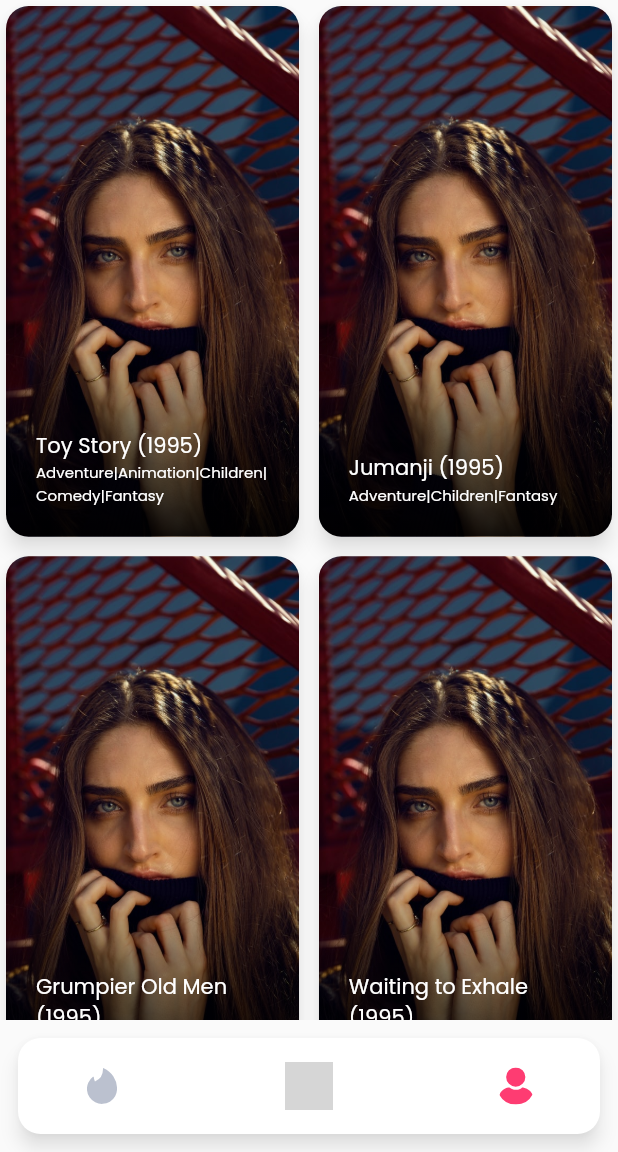
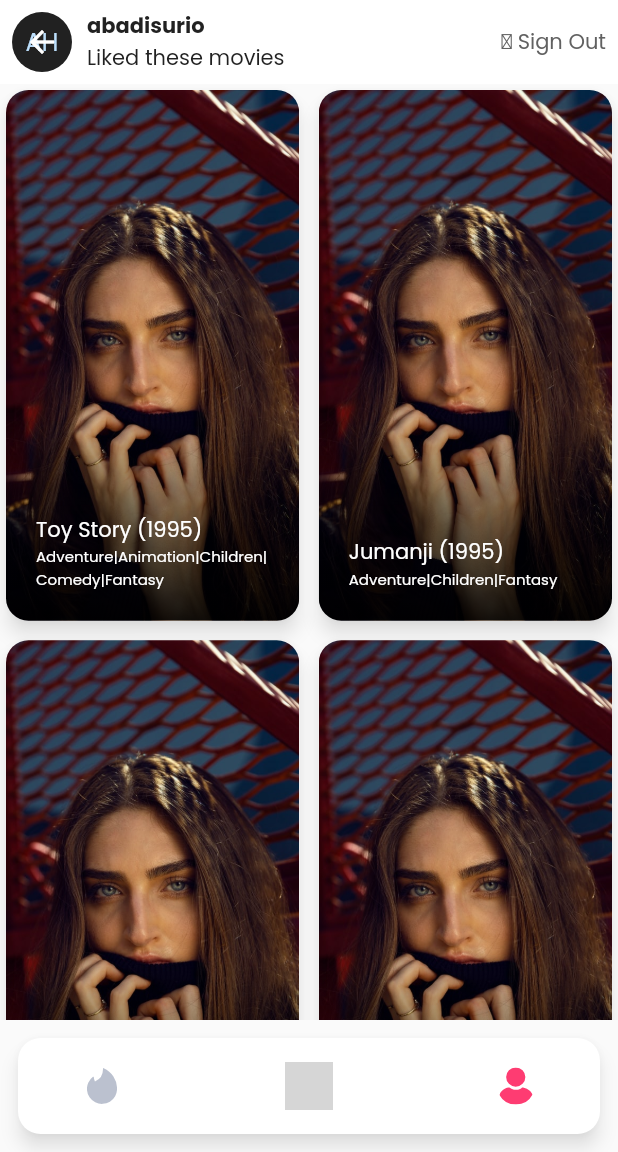
Before and after one commit to abadisurio/flint, a Flutter app: the RootPage screen opened by its route, item 3 of the bottom bar chosen, on a phone screen of 412 x 824 dp, the part 84-1236 px from its top. Run offline on Flutter 3.47's test engine with Material 2 defaults, Android fonts, the phone set to English and light mode, and no system bars; our stand-ins replace cached_network_image, connectivity_plus, flutter_svg, shared_preferences, sqflite, swipe_cards; accounts and stored records are empty; network calls fail; project files that could hold a hidden picture were left out; grey boxes are pictures that could not be loaded.

Commit message:
refactor profile page and add sign out state

```diff
--- a/lib/main.dart
+++ b/lib/main.dart
@@ -80,7 +80,9 @@
         fontFamily: 'Poppins',
         primarySwatch: Colors.blue,
         primaryColor: const Color(0xff073FCF),
-        appBarTheme: const AppBarTheme(backgroundColor: Color(0xffffffff)),
+        appBarTheme: const AppBarTheme(
+          backgroundColor: Color(0xffffffff),
+        ),
         bottomSheetTheme:
             const BottomSheetThemeData(backgroundColor: Colors.transparent),
         elevatedButtonTheme: ElevatedButtonThemeData(
--- /dev/null
+++ b/lib/screens/profile.dart
@@ -0,0 +1,137 @@
+import 'dart:developer';
+
+import 'package:flint/screens/likes.dart';
+import 'package:flutter/gestures.dart';
+import 'package:flutter/material.dart';
+import 'package:shared_preferences/shared_preferences.dart';
+
+class ProfilePage extends StatefulWidget {
+  const ProfilePage({Key? key}) : super(key: key);
+
+  @override
+  State<ProfilePage> createState() => _ProfilePageState();
+}
+
+class _ProfilePageState extends State<ProfilePage> {
+  void doSignOut() async {
+    showDialog(
+        context: context,
+        builder: (context) => const AlertDialog(
+            title: Center(child: CircularProgressIndicator.adaptive())));
+    SharedPreferences prefs = await SharedPreferences.getInstance();
+    await prefs.remove('authToken');
+    Future.delayed(const Duration(milliseconds: 1000), () {
+      log('successfully signed out');
+      Navigator.of(context).popUntil((route) => route.isFirst);
+      Navigator.of(context).popAndPushNamed('/signin');
+    });
+  }
+
+  @override
+  Widget build(BuildContext context) {
+    return Scaffold(
+      body: CustomScrollView(
+        physics: const BouncingScrollPhysics(),
+        slivers: [
+          SliverAppBar(
+              pinned: true,
+              snap: true,
+              floating: true,
+              stretch: true,
+              flexibleSpace: FlexibleSpaceBar(
+                  centerTitle: true,
+                  background: Dismissible(
+                      dragStartBehavior: DragStartBehavior.start,
+                      direction: DismissDirection.endToStart,
+                      // Each Dismissible must contain a Key. Keys allow Flutter to
+                      // uniquely identify widgets.
+                      key: const Key("signout"),
+                      // Provide a function that tells the app
+                      // what to do after an item has been swiped away.
+                      onDismissed: (direction) {
+                        // Then show a snackbar.
+                        ScaffoldMessenger.of(context).showSnackBar(
+                            const SnackBar(content: Text('dismissed')));
+                      },
+                      confirmDismiss: (direction) async {
+                        // late bool proceed;
+                        await showDialog(
+                            context: context,
+                            builder: (context) {
+                              return AlertDialog(
+                                title: const Text('Hold up'),
+                                content:
+                                    const Text('You are about to sign out'),
+                                actions: <Widget>[
+                                  TextButton(
+                                    onPressed: () {
+                                      doSignOut();
+                                      // proceed = true;
+                                    },
+                                    child: const Text('Tutup'),
+                                  ),
+                                  TextButton(
+                                    onPressed: () =>
+                                        Navigator.pop(context, 'OK'),
+                                    child: const Text('Cancel'),
+                                  ),
+                                ],
+                              );
+                            });
+                        return false;
+                        // if (direction == DismissDirection.endToStart) {
+                        //   /// edit item
+                        //   return false;
+                        // }
+                      },
+                      background: Container(
+                        alignment: Alignment.centerRight,
+                        padding: const EdgeInsets.symmetric(horizontal: 8.0),
+                        color: Colors.red,
+                        child: const Text(
+                          "confirm",
+                          style: TextStyle(color: Colors.white),
+                          textAlign: TextAlign.end,
+                        ),
+                      ),
+                      child: Padding(
+                        padding: const EdgeInsets.symmetric(horizontal: 8.0),
+                        child: Row(
+                          mainAxisAlignment: MainAxisAlignment.start,
+                          crossAxisAlignment: CrossAxisAlignment.center,
+                          children: [
+                            CircleAvatar(
+                              backgroundColor: Colors.grey.shade900,
+                              child: const Text('AH'),
+                            ),
+                            const SizedBox(width: 10.0),
+                            Column(
+                              mainAxisAlignment: MainAxisAlignment.center,
+                              crossAxisAlignment: CrossAxisAlignment.start,
+                              children: [
+                                Text(
+                                  "abadisurio",
+                                  style: TextStyle(
+                                      color: Colors.grey.shade900,
+                                      fontWeight: FontWeight.bold),
+                                ),
+                                Text(
+                                  "Liked these movies",
+                                  style: TextStyle(color: Colors.grey.shade900),
+                                ),
+                              ],
+                            ),
+                            const Spacer(),
+                            Text(
+                              "\u{25C0} Sign Out",
+                              style: TextStyle(color: Colors.grey.shade700),
+                            ),
+                          ],
+                        ),
+                      )))),
+          SliverFillRemaining(child: LikesPage())
+        ],
+      ),
+    );
+  }
+}
--- a/lib/screens/root.dart
+++ b/lib/screens/root.dart
@@ -1,11 +1,12 @@
 import 'package:flint/screens/explore.dart';
 import 'package:flint/screens/match.dart';
+import 'package:flint/screens/profile.dart';
 import 'package:flutter/material.dart';
 import 'package:flutter_svg/svg.dart';
 // import 'package:flint/pages/account_page.dart';
 // import 'package:flint/pages/chat_page.dart';
 // import 'package:flint/pages/explore_page.dart';
-import 'package:flint/screens/likes.dart';
+// import 'package:flint/screens/likes.dart';
 
 class RootPage extends StatefulWidget {
   const RootPage({Key? key}) : super(key: key);
@@ -65,7 +66,7 @@
   Widget getBody() {
     return IndexedStack(
       index: pageIndex,
-      children: [const ExplorePage(), const MatchPage(), LikesPage()],
+      children: const [ExplorePage(), MatchPage(), ProfilePage()],
     );
   }
 
```
